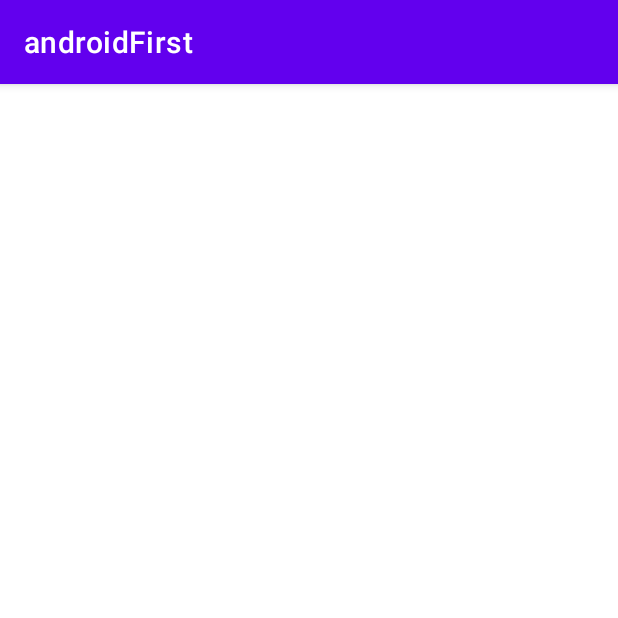
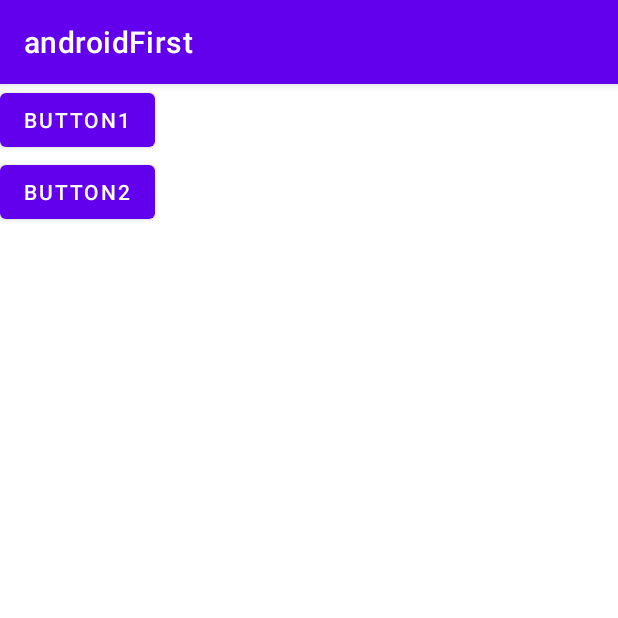
Before and after one commit to KimJuSeong12/androidTest_repo, an Android app: the screen it shows after launch (MainActivity before the commit, SubActivity2 after it), on a phone screen of 412 x 824 dp, the top half of it. Run offline under Robolectric (Android 15) with nearby library versions, the phone set to English and light mode, and no system bars.

Commit message:
[update] second work

```diff
--- /dev/null
+++ b/app/src/main/java/com/example/androidfirst/SubActivity2.kt
@@ -0,0 +1,11 @@
+package com.example.androidfirst
+
+import android.os.Bundle
+import androidx.appcompat.app.AppCompatActivity
+
+class SubActivity2 : AppCompatActivity() {
+    override fun onCreate(savedInstanceState: Bundle?) {
+        super.onCreate(savedInstanceState)
+        setContentView(R.layout.activity_sub4)
+    }
+}
--- a/app/src/main/res/layout/activity_sub2.xml
+++ b/app/src/main/res/layout/activity_sub2.xml
@@ -4,8 +4,7 @@
     android:layout_width="match_parent"
     android:layout_height="match_parent"
     android:background="#E8D5D5"
-    android:gravity="center_horizontal|center_vertical"
-    android:orientation="vertical">
+    android:gravity="center_horizontal|center_vertical">
 
     <TextView
         android:id="@+id/textView"
--- /dev/null
+++ b/app/src/main/res/layout/activity_sub4.xml
@@ -0,0 +1,14 @@
+<?xml version="1.0" encoding="utf-8"?>
+<LinearLayout xmlns:android="http://schemas.android.com/apk/res/android"
+    android:layout_width="match_parent"
+    android:layout_height="match_parent"
+    android:orientation="vertical">
+    <Button
+        android:layout_width="wrap_content"
+        android:layout_height="wrap_content"
+        android:text="BUTTON1" />
+    <Button
+        android:layout_width="wrap_content"
+        android:layout_height="wrap_content"
+        android:text="BUTTON2" />
+</LinearLayout>
```
Also changed, not shown: app/src/main/AndroidManifest.xml (+22 -6 lines).
